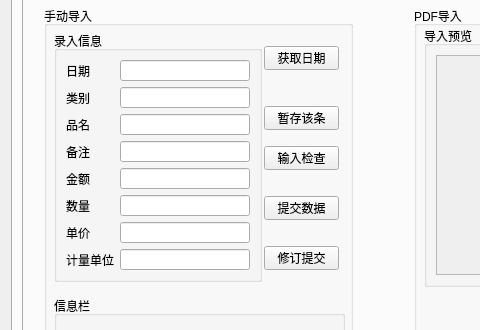
Above: src/gui/resources/qt_ui/main_window_v1.2.ui from ESJIAN/Canteen_Statisic before the change; both pictures show x 0 to 480 and y 86 to 416 of the 779 by 533 pixel window. Below: the same form after it.
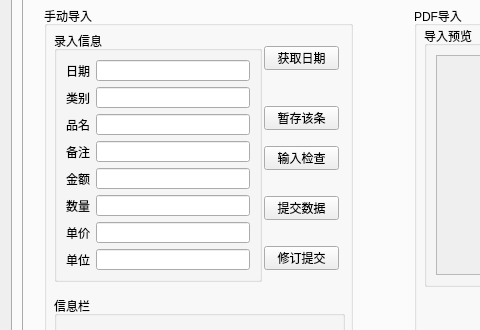
That is the form after the change.

Diff of the .ui file:
```diff
--- a/src/gui/resources/qt_ui/main_window_v1.2.ui
+++ b/src/gui/resources/qt_ui/main_window_v1.2.ui
@@ -148,7 +148,7 @@
                  <item row="9" column="0">
                   <widget class="QLabel" name="Label_3">
                    <property name="text">
-                    <string>计量单位</string>
+                    <string>单位</string>
                    </property>
                   </widget>
                  </item>
```
Left out of the diff: 2 changed lines with no effect on the pictures.
